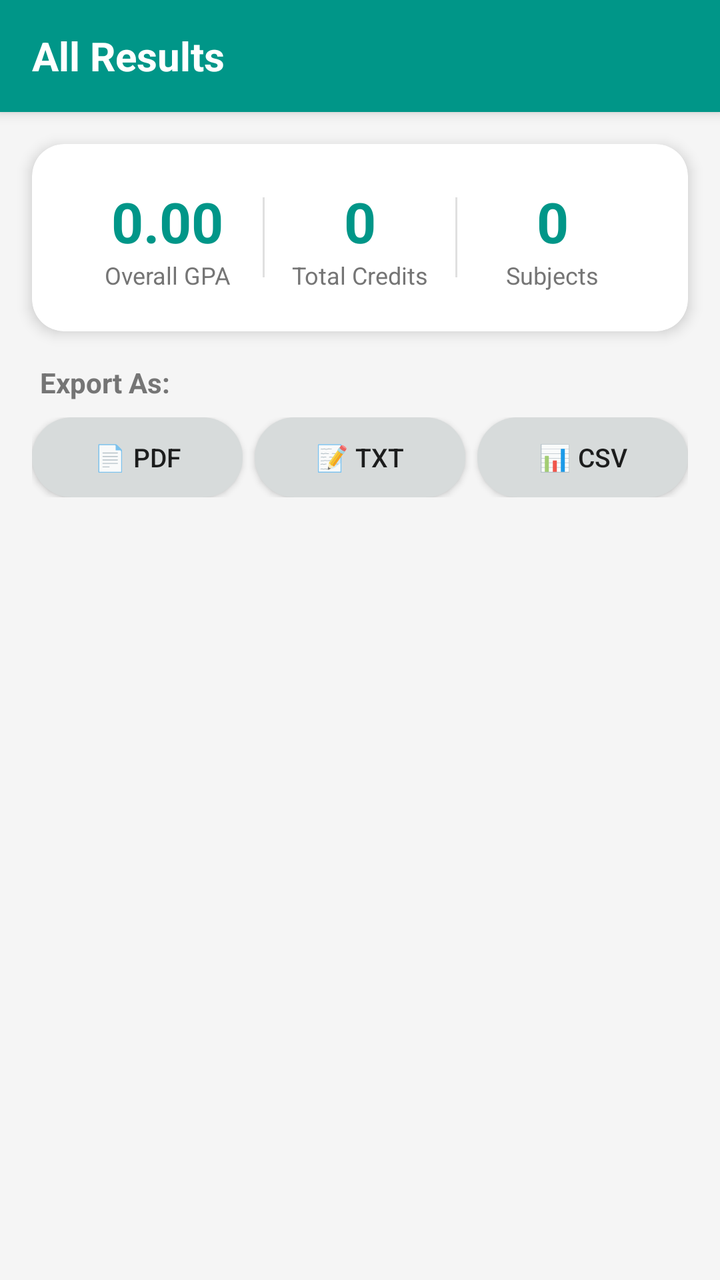
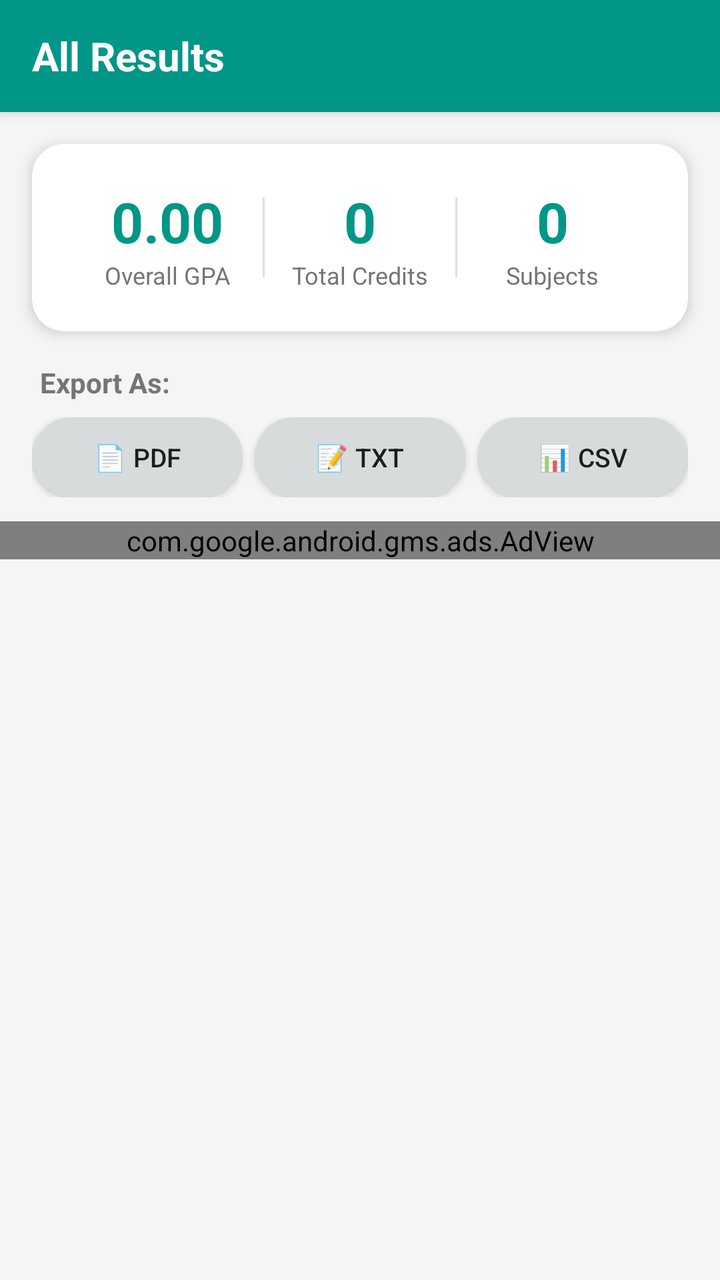

Compare the two renders of this Android layout. The source of the first and the diff that turns it into the second are given below.
<!-- AndroidManifest.xml: application theme Theme.AppCompat.Light.NoActionBar -->
<!-- res/layout/activity_all_results.xml -->
<?xml version="1.0" encoding="utf-8"?>
<LinearLayout
    xmlns:android="http://schemas.android.com/apk/res/android"
    xmlns:app="http://schemas.android.com/apk/res-auto"
    android:layout_width="match_parent"
    android:layout_height="match_parent"
    android:orientation="vertical"
    android:background="#F5F5F5">

    
    <androidx.appcompat.widget.Toolbar
        android:id="@+id/toolbar"
        android:layout_width="match_parent"
        android:layout_height="?attr/actionBarSize"
        android:background="@color/primary"
        android:theme="@style/ThemeOverlay.AppCompat.Dark.ActionBar"
        app:popupTheme="@style/ThemeOverlay.AppCompat.Light"
        android:elevation="4dp">

        <TextView
            android:layout_width="wrap_content"
            android:layout_height="wrap_content"
            android:text="All Results"
            android:textColor="@android:color/white"
            android:textSize="20sp"
            android:textStyle="bold" />

    </androidx.appcompat.widget.Toolbar>

    
    <androidx.cardview.widget.CardView
        android:layout_width="match_parent"
        android:layout_height="wrap_content"
        android:layout_margin="16dp"
        app:cardCornerRadius="16dp"
        app:cardElevation="4dp"
        app:cardBackgroundColor="@android:color/white">

        <LinearLayout
            android:layout_width="match_parent"
            android:layout_height="wrap_content"
            android:orientation="horizontal"
            android:padding="20dp">

            <LinearLayout
                android:layout_width="0dp"
                android:layout_height="wrap_content"
                android:layout_weight="1"
                android:gravity="center"
                android:orientation="vertical">

                <TextView
                    android:id="@+id/tv_summary_gpa"
                    android:layout_width="wrap_content"
                    android:layout_height="wrap_content"
                    android:text="0.00"
                    android:textSize="28sp"
                    android:textStyle="bold"
                    android:textColor="@color/primary" />

                <TextView
                    android:layout_width="wrap_content"
                    android:layout_height="wrap_content"
                    android:text="Overall GPA"
                    android:textSize="12sp"
                    android:textColor="#757575" />
            </LinearLayout>

            <View
                android:layout_width="1dp"
                android:layout_height="40dp"
                android:layout_gravity="center_vertical"
                android:background="#E0E0E0" />

            <LinearLayout
                android:layout_width="0dp"
                android:layout_height="wrap_content"
                android:layout_weight="1"
                android:gravity="center"
                android:orientation="vertical">

                <TextView
                    android:id="@+id/tv_summary_credits"
                    android:layout_width="wrap_content"
                    android:layout_height="wrap_content"
                    android:text="0"
                    android:textSize="28sp"
                    android:textStyle="bold"
                    android:textColor="@color/primary" />

                <TextView
                    android:layout_width="wrap_content"
                    android:layout_height="wrap_content"
                    android:text="Total Credits"
                    android:textSize="12sp"
                    android:textColor="#757575" />
            </LinearLayout>

            <View
                android:layout_width="1dp"
                android:layout_height="40dp"
                android:layout_gravity="center_vertical"
                android:background="#E0E0E0" />

            <LinearLayout
                android:layout_width="0dp"
                android:layout_height="wrap_content"
                android:layout_weight="1"
                android:gravity="center"
                android:orientation="vertical">

                <TextView
                    android:id="@+id/tv_summary_subjects"
                    android:layout_width="wrap_content"
                    android:layout_height="wrap_content"
                    android:text="0"
                    android:textSize="28sp"
                    android:textStyle="bold"
                    android:textColor="@color/primary" />

                <TextView
                    android:layout_width="wrap_content"
                    android:layout_height="wrap_content"
                    android:text="Subjects"
                    android:textSize="12sp"
                    android:textColor="#757575" />
            </LinearLayout>

        </LinearLayout>
    </androidx.cardview.widget.CardView>

    
    <LinearLayout
        android:layout_width="match_parent"
        android:layout_height="wrap_content"
        android:orientation="vertical"
        android:paddingStart="16dp"
        android:paddingEnd="16dp"
        android:paddingBottom="12dp">

        <TextView
            android:layout_width="wrap_content"
            android:layout_height="wrap_content"
            android:text="Export As:"
            android:textSize="14sp"
            android:textColor="#757575"
            android:textStyle="bold"
            android:layout_marginBottom="8dp"
            android:paddingStart="4dp" />

        <LinearLayout
            android:layout_width="match_parent"
            android:layout_height="wrap_content"
            android:orientation="horizontal">

            <Button
                android:id="@+id/btn_export_pdf"
                android:layout_width="0dp"
                android:layout_height="40dp"
                android:layout_weight="1"
                android:layout_marginEnd="6dp"
                android:text="📄 PDF"
                android:textAllCaps="false"
                android:textSize="13sp"
                android:background="@drawable/secondary_btn" />

            <Button
                android:id="@+id/btn_export_txt"
                android:layout_width="0dp"
                android:layout_height="40dp"
                android:layout_weight="1"
                android:layout_marginEnd="6dp"
                android:text="📝 TXT"
                android:textAllCaps="false"
                android:textSize="13sp"
                android:background="@drawable/secondary_btn" />

            <Button
                android:id="@+id/btn_export_csv"
                android:layout_width="0dp"
                android:layout_height="40dp"
                android:layout_weight="1"
                android:text="📊 CSV"
                android:textAllCaps="false"
                android:textSize="13sp"
                android:background="@drawable/secondary_btn" />
        </LinearLayout>
    </LinearLayout>

    
    <ScrollView
        android:layout_width="match_parent"
        android:layout_height="0dp"
        android:layout_weight="1">

        <LinearLayout
            android:id="@+id/container_results"
            android:layout_width="match_parent"
            android:layout_height="wrap_content"
            android:orientation="vertical"
            android:paddingStart="16dp"
            android:paddingEnd="16dp"
            android:paddingBottom="24dp" />

    </ScrollView>

</LinearLayout>
<!-- resources referenced by this layout -->
<resources>
  <color name="primary">#009688</color>
  <!-- drawable secondary_btn (drawable) -->
  <shape xmlns:android="http://schemas.android.com/apk/res/android">
      <solid android:color="#d7dbdb"/>
      <corners android:radius="60dp"/>
  </shape>
</resources>

<!-- the commit's change to res/layout/activity_all_results.xml (unified diff, before → after) -->
@@ -188,6 +188,16 @@
     </LinearLayout>
 
     
+    <com.google.android.gms.ads.AdView
+        android:id="@+id/adViewAllResults"
+        android:layout_width="match_parent"
+        android:layout_height="wrap_content"
+        android:layout_gravity="center_horizontal"
+        android:layout_marginBottom="12dp"
+        app:adSize="BANNER"
+        app:adUnitId="@string/admob_banner_all_results_ad_unit_id" />
+
+    
     <ScrollView
         android:layout_width="match_parent"
         android:layout_height="0dp"
<!-- resource entries referenced after the edit -->
@@ -6,5 +6,6 @@
       <solid android:color="#d7dbdb"/>
       <corners android:radius="60dp"/>
   </shape>
+  <string name="admob_banner_all_results_ad_unit_id">ca-app-pub-7622902286389989/1607801491</string>
 </resources>
 
